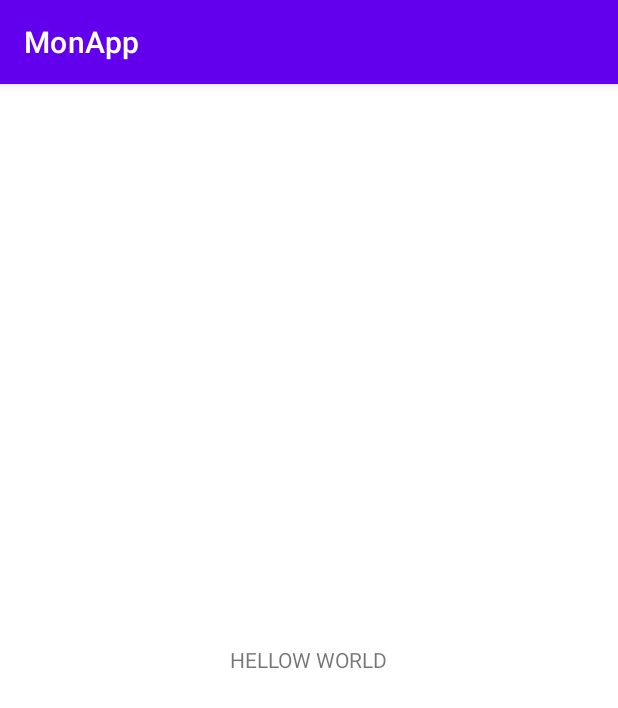
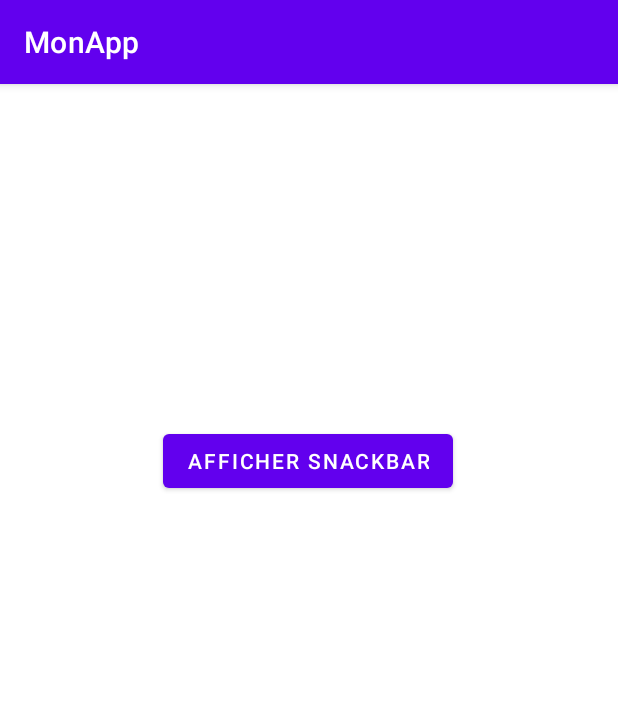
Before and after one commit to kokokanti98/android_studio_apprentissage, an Android app: the screen it shows after launch (MainActivity), on a phone screen of 412 x 824 dp. Shown: the top 708 px of the screen. Run offline under Robolectric (Android 15) with nearby library versions, the phone set to English and light mode, and no system bars.

```diff
--- a/app/build.gradle
+++ b/app/build.gradle
@@ -31,6 +31,9 @@ android {
 dependencies {
 
     implementation 'androidx.appcompat:appcompat:1.2.0'
+
+    implementation 'com.google.android.material:material:1.1.0'
+
     implementation 'com.google.android.material:material:1.2.1'
     implementation 'androidx.constraintlayout:constraintlayout:1.1.3'
     testImplementation 'junit:junit:4.+'
--- a/app/src/main/java/com/example/monapp/MainActivity.java
+++ b/app/src/main/java/com/example/monapp/MainActivity.java
@@ -1,22 +1,50 @@
 package com.example.monapp;
 
 import androidx.appcompat.app.AppCompatActivity;
+import androidx.constraintlayout.widget.ConstraintLayout;
 
 import android.os.Bundle;
 import android.view.View;
 import android.widget.AdapterView;
 import android.widget.ArrayAdapter;
+import android.widget.Button;
 import android.widget.ListView;
 import android.widget.Toast;
+
+import com.google.android.material.snackbar.Snackbar;
 
 import java.util.ArrayList;
 
 public class MainActivity extends AppCompatActivity {
-    private ListView CitiesList;
+    private ConstraintLayout parent;
+    private Button BtnshowSnackBar;
 
     @Override
     protected void onCreate(Bundle savedInstanceState) {
         super.onCreate(savedInstanceState);
         setContentView(R.layout.activity_main);
+
+        //Selection
+        BtnshowSnackBar = findViewById(R.id.btnshowsnackbar);
+        parent = findViewById(R.id.parent);
+
+        //button onclick event
+        BtnshowSnackBar.setOnClickListener(new View.OnClickListener() {
+            @Override
+            public void onClick(View v) {
+                ShowSnackbar();
+            }
+        });
+    }
+
+    private void ShowSnackbar(){
+        Snackbar.make(parent,"Ceci est un Snackbar",Snackbar.LENGTH_SHORT)
+                .setAction("Réessayez", new View.OnClickListener() {
+                    @Override
+                    public void onClick(View v) {
+                        Toast.makeText(MainActivity.this,"Réessayez cliqué",Toast.LENGTH_SHORT).show();
+                    }
+                })
+                .show();
     }
 }
--- a/app/src/main/res/layout/activity_main.xml
+++ b/app/src/main/res/layout/activity_main.xml
@@ -1,16 +1,23 @@
 <?xml version="1.0" encoding="utf-8"?>
-<RelativeLayout xmlns:android="http://schemas.android.com/apk/res/android"
+<androidx.constraintlayout.widget.ConstraintLayout xmlns:android="http://schemas.android.com/apk/res/android"
     xmlns:app="http://schemas.android.com/apk/res-auto"
     xmlns:tools="http://schemas.android.com/tools"
     android:layout_width="match_parent"
     android:layout_height="match_parent"
-    tools:context=".MainActivity">
+    tools:context=".MainActivity"
+    android:id="@+id/parent">
 
-   <TextView
-       android:layout_width="wrap_content"
-       android:layout_height="wrap_content"
-       android:layout_centerInParent="true"
-       android:text="HELLOW WORLD"/>
+    <Button
+        android:id="@+id/btnshowsnackbar"
+        android:layout_width="wrap_content"
+        android:layout_height="wrap_content"
+        android:text="Afficher Snackbar"
+        app:layout_constraintBottom_toBottomOf="parent"
+        app:layout_constraintEnd_toEndOf="parent"
+        app:layout_constraintHorizontal_bias="0.497"
+        app:layout_constraintStart_toStartOf="parent"
+        app:layout_constraintTop_toTopOf="parent"
+        app:layout_constraintVertical_bias="0.316" />
 
 
-</RelativeLayout>
+</androidx.constraintlayout.widget.ConstraintLayout>
```
